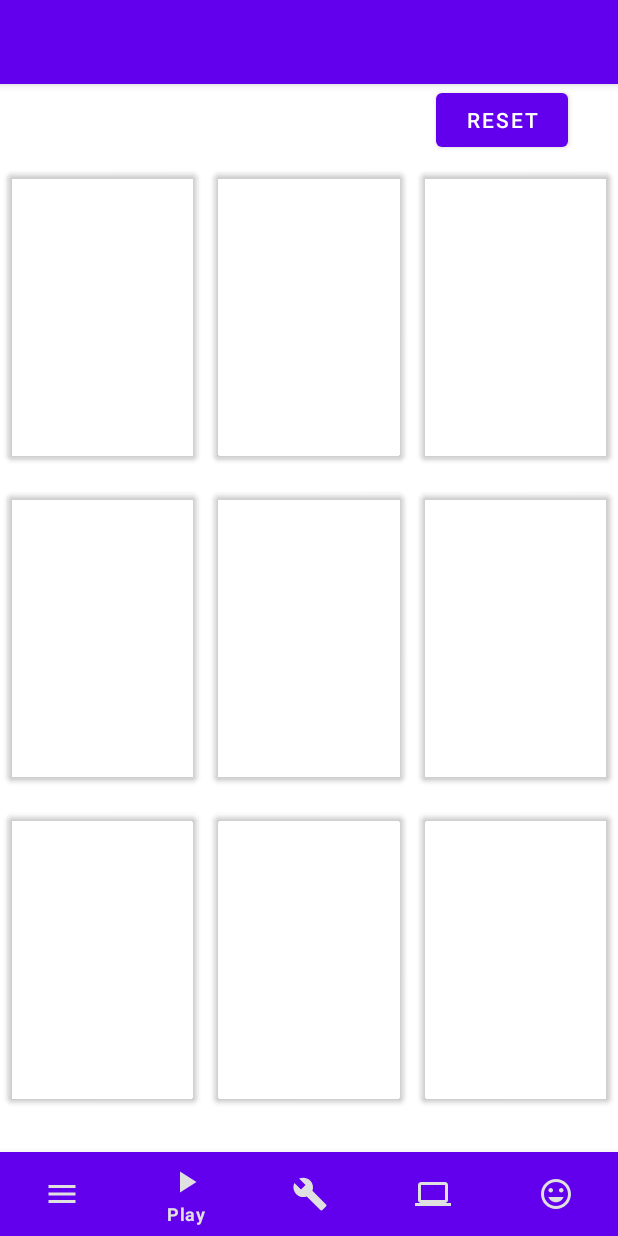
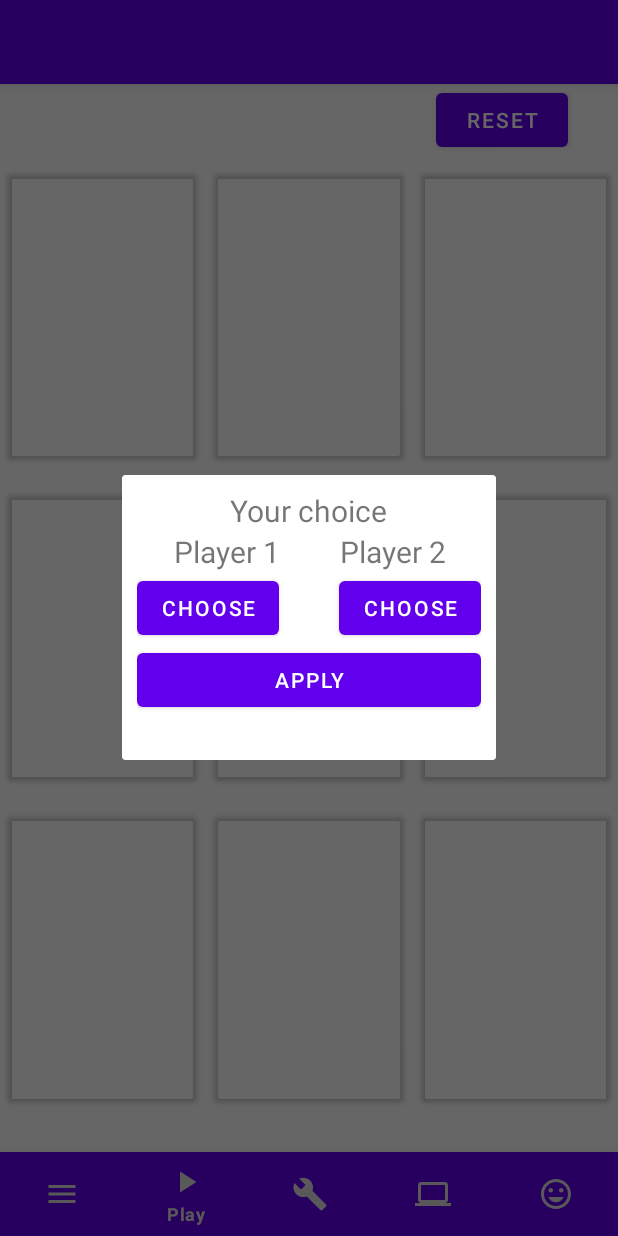
Before and after one commit to Funya1337/tictactoe, an Android app: the screen it shows after launch (MainActivity), item 2 of the bottom bar chosen, on a phone screen of 412 x 824 dp. Run offline under Robolectric (Android 15) with nearby library versions, the phone set to English and light mode, and no system bars.

Commit message:
feat(playFragment): add dialog fragment

```diff
--- a/app/src/main/java/com/example/myapplication/MainActivity.java
+++ b/app/src/main/java/com/example/myapplication/MainActivity.java
@@ -4,19 +4,21 @@ import androidx.annotation.NonNull;
 import androidx.appcompat.app.AppCompatActivity;
 import androidx.fragment.app.Fragment;
 
+import android.app.Dialog;
 import android.content.Context;
 import android.hardware.Sensor;
 import android.hardware.SensorEvent;
 import android.hardware.SensorEventListener;
 import android.hardware.SensorManager;
 import android.os.Bundle;
+import android.util.Log;
 import android.view.MenuItem;
 import android.widget.Toast;
 
+import com.example.myapplication.components.DialogFragment;
 import com.google.android.material.bottomnavigation.BottomNavigationView;
 
 public class MainActivity extends AppCompatActivity {
-
     @Override
     protected void onCreate(Bundle savedInstanceState) {
         super.onCreate(savedInstanceState);
--- a/app/src/main/java/com/example/myapplication/PlayFragment.java
+++ b/app/src/main/java/com/example/myapplication/PlayFragment.java
@@ -1,23 +1,24 @@
 package com.example.myapplication;
 
-import android.content.Intent;
-import android.graphics.Color;
+import android.content.Context;
 import android.os.Bundle;
+import android.util.Log;
 import android.view.LayoutInflater;
 import android.view.View;
 import android.view.ViewGroup;
 import android.widget.Button;
+import android.widget.EditText;
 import android.widget.TextView;
 
 import androidx.annotation.NonNull;
 import androidx.annotation.Nullable;
 import androidx.fragment.app.Fragment;
+import androidx.fragment.app.FragmentManager;
 import androidx.fragment.app.FragmentTransaction;
 
-import com.google.android.material.dialog.MaterialAlertDialogBuilder;
+import com.example.myapplication.components.DialogFragment;
 
 public class PlayFragment extends Fragment {
-
     ElState turn = ElState.X;
     final Board newBoard = new Board();
 
@@ -30,6 +31,10 @@ public class PlayFragment extends Fragment {
     }
 
     public View onCreateView(@NonNull LayoutInflater inflater, @Nullable ViewGroup container, @Nullable Bundle savedInstanceState) {
+        FragmentManager fm = getFragmentManager();
+        DialogFragment dialogFragment = new DialogFragment();
+        dialogFragment.show(fm, "Sample Fragment");
+
         final View view = inflater.inflate(R.layout.play_fragment, container, false);
         for (int i = 0; i < newBoard.boardSize; i++) {
             for (int j=0; j< newBoard.boardSize; j++) {
--- /dev/null
+++ b/app/src/main/java/com/example/myapplication/components/DialogFragment.java
@@ -0,0 +1,80 @@
+package com.example.myapplication.components;
+
+import android.app.Fragment;
+import android.content.Context;
+import android.os.Bundle;
+import android.view.LayoutInflater;
+import android.view.View;
+import android.view.ViewGroup;
+import android.widget.Button;
+import android.widget.TextView;
+
+import androidx.annotation.NonNull;
+
+import com.example.myapplication.ElState;
+import com.example.myapplication.R;
+
+public class DialogFragment extends androidx.fragment.app.DialogFragment {
+    public ElState firstPlayer = ElState.E;
+
+    @Override
+    public View onCreateView(LayoutInflater inflater, ViewGroup container, Bundle savedInstanceState) {
+        View rootView = inflater.inflate(R.layout.dialog_fragment, container, false);
+        final Button playerButton1 = rootView.findViewById(R.id.button_player1);
+        final Button playerButton2 = rootView.findViewById(R.id.button_player2);
+        final TextView warningText = rootView.findViewById(R.id.warning_text);
+
+        getDialog().setTitle("Simple Dialog");
+        Button dismiss = rootView.findViewById(R.id.apply);
+        playerButton1.setText("Choose");
+        playerButton2.setText("Choose");
+        dismiss.setOnClickListener(new View.OnClickListener() {
+            @Override
+            public void onClick(View v) {
+                if (playerButton1.getText() == "Choose" && playerButton2.getText() == "Choose")
+                {
+                    warningText.setText("Please fill the fields");
+                }
+                else
+                {
+                    dismiss();
+                }
+            }
+        });
+        playerButton1.setOnClickListener(new View.OnClickListener() {
+            @Override
+            public void onClick(View v) {
+                if (playerButton1.getText() != "X" && playerButton2.getText() != "X")
+                {
+                    playerButton1.setText("X" + "");
+                    firstPlayer = ElState.X;
+                    playerButton2.setText("0" + "");
+                }
+                if (playerButton1.getText() == "X" && playerButton2.getText() == "0")
+                {
+                    playerButton1.setText("0" + "");
+                    firstPlayer = ElState.O;
+                    playerButton2.setText("X" + "");
+                }
+            }
+        });
+        playerButton2.setOnClickListener(new View.OnClickListener() {
+            @Override
+            public void onClick(View v) {
+                if (playerButton1.getText() != "X" && playerButton2.getText() != "X")
+                {
+                    playerButton1.setText("0" + "");
+                    firstPlayer = ElState.O;
+                    playerButton2.setText("X" + "");
+                }
+                if (playerButton1.getText() == "0" && playerButton2.getText() == "X")
+                {
+                    playerButton1.setText("X" + "");
+                    firstPlayer = ElState.X;
+                    playerButton2.setText("0" + "");
+                }
+            }
+        });
+        return rootView;
+    }
+}
--- /dev/null
+++ b/app/src/main/res/layout/dialog_fragment.xml
@@ -0,0 +1,75 @@
+<?xml version="1.0" encoding="utf-8"?>
+<LinearLayout xmlns:android="http://schemas.android.com/apk/res/android"
+    android:layout_width="match_parent"
+    android:layout_height="match_parent"
+    android:gravity="center"
+    android:padding="10dp"
+    android:orientation="vertical">
+
+    <TextView
+        android:id="@+id/title"
+        android:layout_width="wrap_content"
+        android:layout_height="wrap_content"
+        android:text="Your choice"
+        android:textSize="20dp" />
+
+    <GridLayout
+        android:layout_height="wrap_content"
+        android:layout_width="wrap_content">
+        <TextView
+            android:id="@+id/player1_title"
+            android:layout_width="match_parent"
+            android:layout_height="wrap_content"
+            android:text="Player 1"
+            android:gravity="center"
+            android:layout_marginRight="20dp"
+            android:textSize="20dp" />
+
+        <TextView
+            android:id="@+id/player2_title"
+            android:layout_width="match_parent"
+            android:layout_height="wrap_content"
+            android:gravity="center"
+            android:layout_marginLeft="20dp"
+            android:text="Player 2"
+            android:textSize="20dp" />
+    </GridLayout>
+
+    <GridLayout
+        android:layout_height="wrap_content"
+        android:layout_width="wrap_content">
+        <Button
+            android:id="@+id/button_player1"
+            android:layout_width="wrap_content"
+            android:layout_height="wrap_content"
+            android:layout_alignParentEnd="true"
+            android:layout_alignParentRight="true"
+            android:layout_marginRight="20dp"
+            android:layout_centerVertical="true"
+            android:text="Choose" />
+
+        <Button
+            android:id="@+id/button_player2"
+            android:layout_width="wrap_content"
+            android:layout_height="wrap_content"
+            android:layout_alignParentEnd="true"
+            android:layout_alignParentRight="true"
+            android:layout_marginLeft="20dp"
+            android:layout_centerVertical="true"
+            android:text="Choose" />
+    </GridLayout>
+
+    <Button
+        android:id="@+id/apply"
+        android:layout_width="match_parent"
+        android:layout_height="wrap_content"
+        android:text="Apply" />
+
+    <TextView
+        android:id="@+id/warning_text"
+        android:layout_width="match_parent"
+        android:layout_height="wrap_content"
+        android:gravity="center"
+        android:textColor="#F44336" />
+
+</LinearLayout>
```
